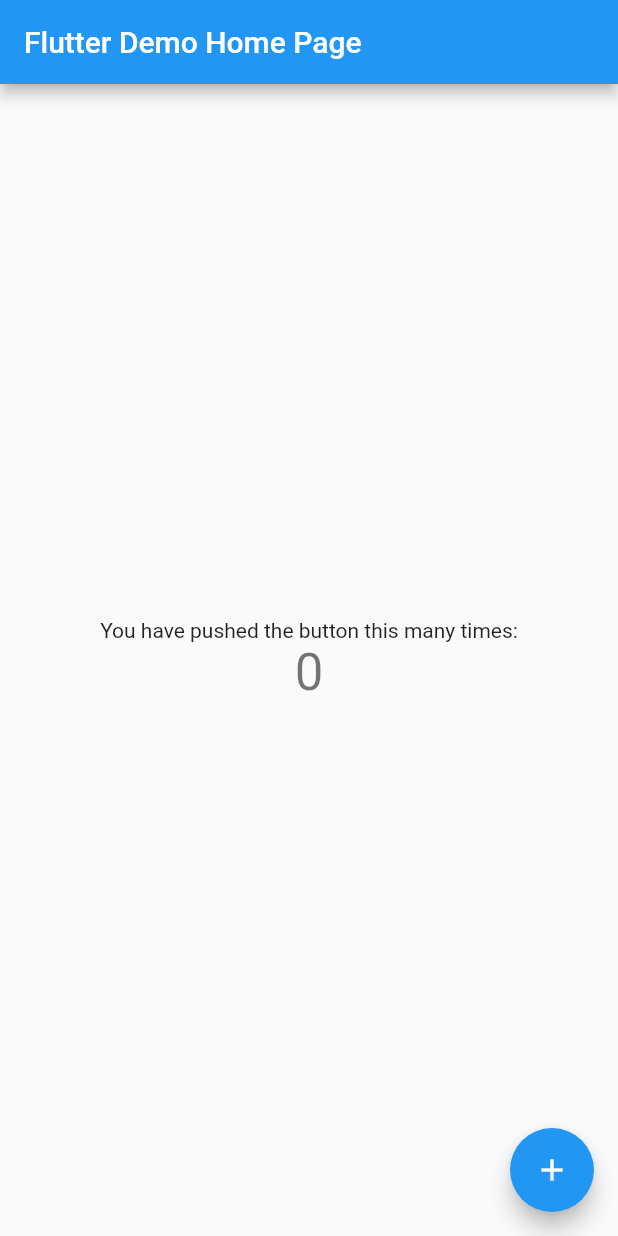
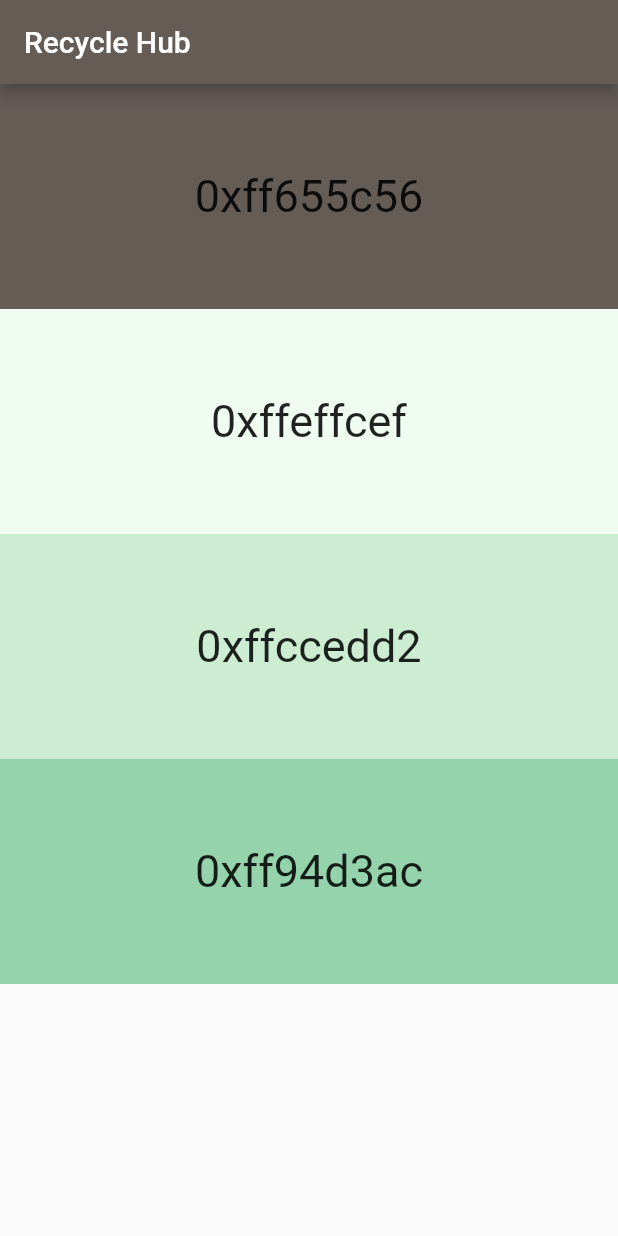
Before and after one commit to boy-warakorn/recycle-hub, a Flutter app: the screen it shows after launch, on a phone screen of 412 x 824 dp. Run offline on Flutter 3.47's test engine with Material 2 defaults, Android fonts, the phone set to English and light mode, and no system bars.

Commit message:
[ADD] colors palette test

```diff
--- a/lib/main.dart
+++ b/lib/main.dart
@@ -22,7 +22,7 @@
         // is not restarted.
         primarySwatch: Colors.blue,
       ),
-      home: MyHomePage(title: 'Flutter Demo Home Page'),
+      home: MyHomePage(title: 'Recycle Hub'),
     );
   }
 }
@@ -72,6 +72,7 @@
         // Here we take the value from the MyHomePage object that was created by
         // the App.build method, and use it to set our appbar title.
         title: Text(widget.title),
+        backgroundColor: Color(0xff655c56),
       ),
       body: Center(
         // Center is a layout widget. It takes a single child and positions it
@@ -91,23 +92,56 @@
           // center the children vertically; the main axis here is the vertical
           // axis because Columns are vertical (the cross axis would be
           // horizontal).
-          mainAxisAlignment: MainAxisAlignment.center,
+          mainAxisAlignment: MainAxisAlignment.start,
           children: <Widget>[
-            Text(
-              'You have pushed the button this many times:',
+            Container(
+              color: Color(0xff655c56),
+              height: 150,
+              child: Center(
+                child: Text(
+                  '0xff655c56',
+                  style: TextStyle(fontSize: 30),
+                ),
+              ),
+              width: double.infinity,
             ),
-            Text(
-              '$_counter',
-              style: Theme.of(context).textTheme.headline4,
+            Container(
+              color: Color(0xffeffcef),
+              height: 150,
+              child: Center(
+                child: Text(
+                  '0xffeffcef',
+                  style: TextStyle(fontSize: 30),
+                ),
+              ),
+              width: double.infinity,
             ),
+            Container(
+              color: Color(0xffccedd2),
+              height: 150,
+              child: Center(
+                child: Text(
+                  '0xffccedd2',
+                  style: TextStyle(fontSize: 30),
+                ),
+              ),
+              width: double.infinity,
+            ),
+            Container(
+              color: Color(0xff94d3ac),
+              height: 150,
+              child: Center(
+                child: Text(
+                  '0xff94d3ac',
+                  style: TextStyle(fontSize: 30),
+                ),
+              ),
+              width: double.infinity,
+            ),
+
           ],
         ),
       ),
-      floatingActionButton: FloatingActionButton(
-        onPressed: _incrementCounter,
-        tooltip: 'Increment',
-        child: Icon(Icons.add),
-      ), // This trailing comma makes auto-formatting nicer for build methods.
     );
   }
 }
```
Also changed, not shown: pubspec.lock.
